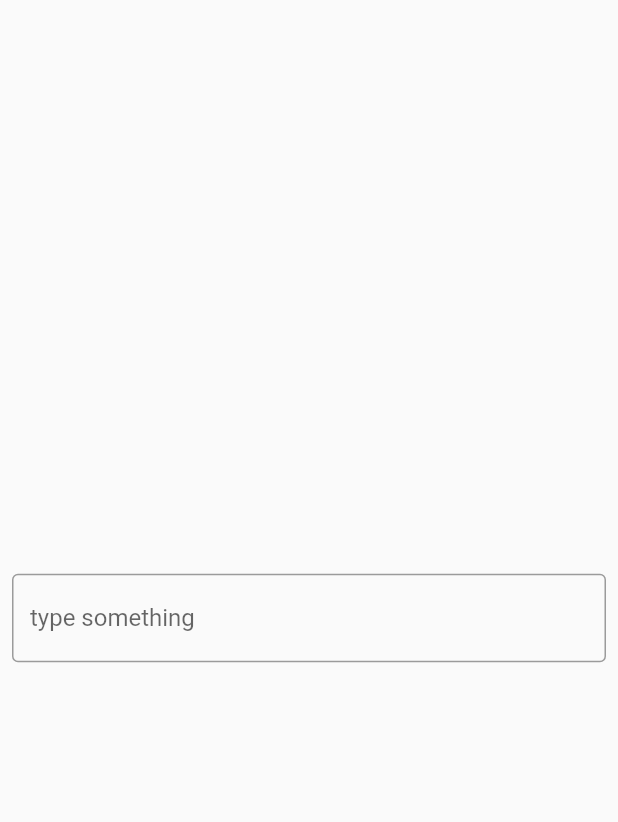
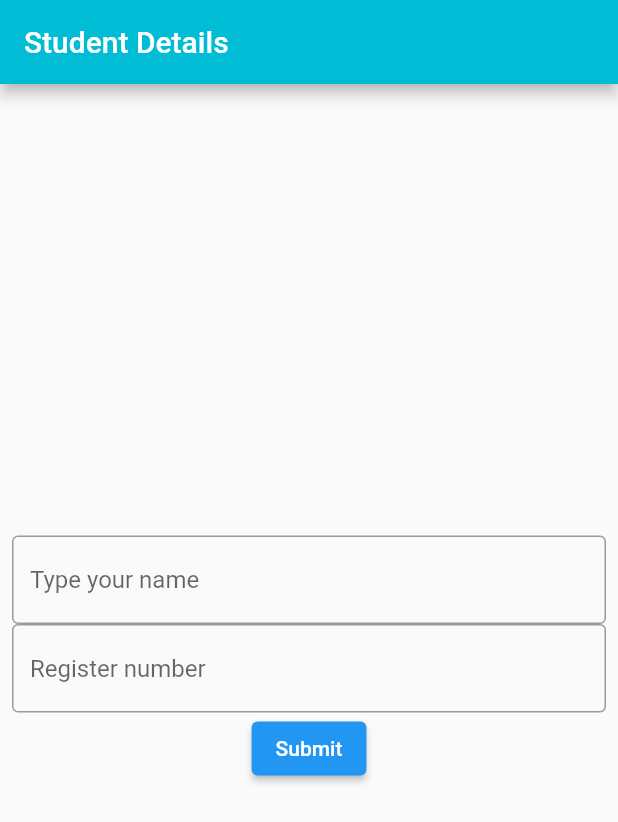
Before and after one commit to Pavi-24/my_app1, a Flutter app: the MyHomePage screen opened directly, on a phone screen of 412 x 824 dp. Shown: the top 822 px of the screen. Run offline on Flutter 3.47's test engine with Material 2 defaults, Android fonts, the phone set to English and light mode, and no system bars.

Commit message:
Initial Commit

```diff
--- a/lib/main.dart
+++ b/lib/main.dart
@@ -1,7 +1,7 @@
 import 'package:flutter/material.dart';
 
 void main() {
-  runApp(const MyApp());
+  runApp(MyApp());
 }
 
 class MyApp extends StatelessWidget {
@@ -11,12 +11,7 @@ class MyApp extends StatelessWidget {
   Widget build(BuildContext context) {
     return MaterialApp(
       title: 'Flutter',
-      home: Scaffold(
-        appBar: AppBar(
-          title: Text("Student Details"),
-          backgroundColor: Colors.cyan,
-        ),
-      ),
+      home:MyHomePage(),
     );
   }
 }
@@ -34,22 +29,75 @@ class _MyHomePageState extends State<MyHomePage> {
 
   @override
   Widget build(BuildContext context) {
+    TextEditingController _namecontroller=TextEditingController();
+    TextEditingController _regcontroller=TextEditingController();
 
     return Scaffold(
+      appBar: AppBar(
+        title: Text("Student Details"),
+        backgroundColor: Colors.cyan,
+      ),
       body: Padding(
         padding: const EdgeInsets.all(8.0),
         child: Column(
           mainAxisAlignment: MainAxisAlignment.center,
-          children: const[
+          children: [
             TextField(
+              controller: _namecontroller,
               decoration: InputDecoration(
-                hintText: 'type something',
+                hintText: 'Type your name',
                 border: OutlineInputBorder()
               ),
-            )
+            ),
+            TextField(
+              controller: _regcontroller,
+              decoration:InputDecoration(
+                hintText: 'Register number',
+                border: OutlineInputBorder()
+              ) ,
+            ),
+            ElevatedButton(
+              onPressed: () {
+                Navigator.push(
+                    context,
+                    MaterialPageRoute(
+                        builder: (context) =>NextPage(
+
+                        ),
+                    ),
+                );
+              },
+              child:Text("Submit"),
+            ),
           ],
         ),
       ),
       );
   }
 }
+class NextPage extends StatelessWidget {
+  const NextPage({super.key});
+
+   final String name;
+   final String reg;
+
+  NextPage({required this.nname});
+  NextPage({required this.reg});
+
+  @override
+  Widget build(BuildContext context) {
+    return Scaffold(
+        appBar: AppBar(title: Text("Details")),
+        body: Center(
+          child: Column(
+          mainAxisAlignment: MainAxisAlignment.center,
+            children: [
+              Text('Text from Textfield: $name'),
+              Text('Text from Textfield: $reg')
+            ],
+
+          ),
+        ),
+    );
+  }
+}
```
